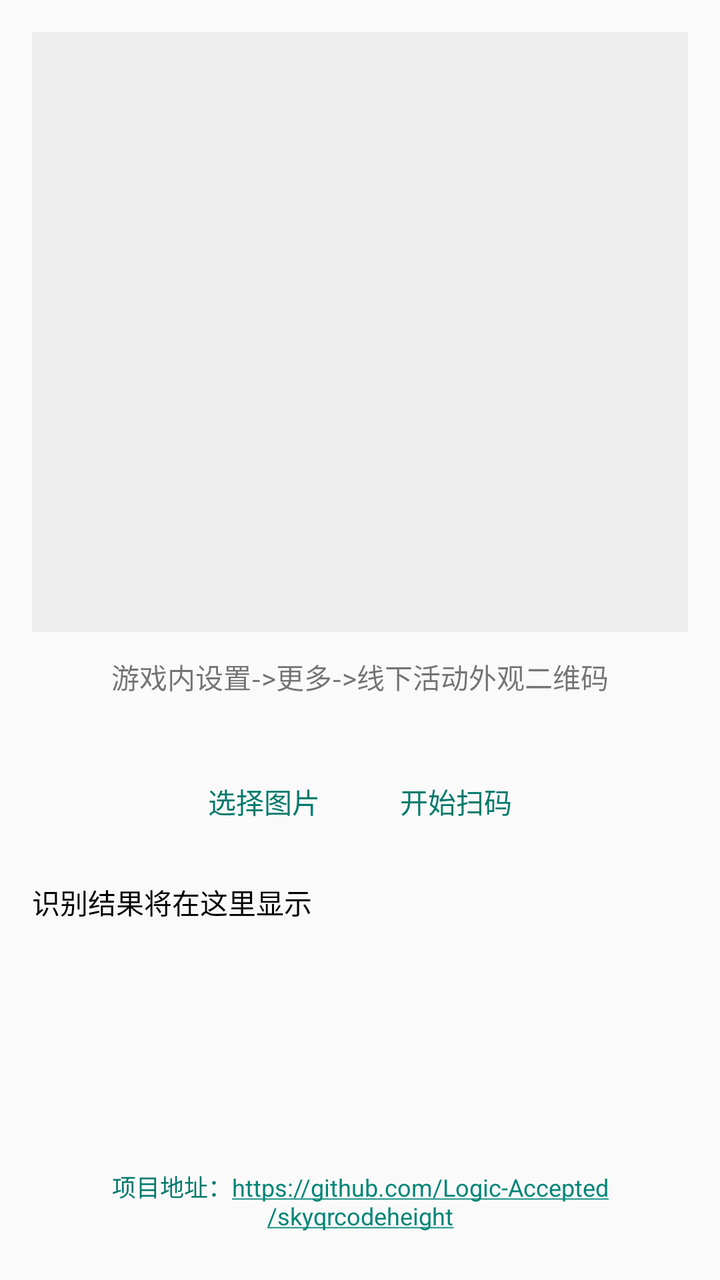
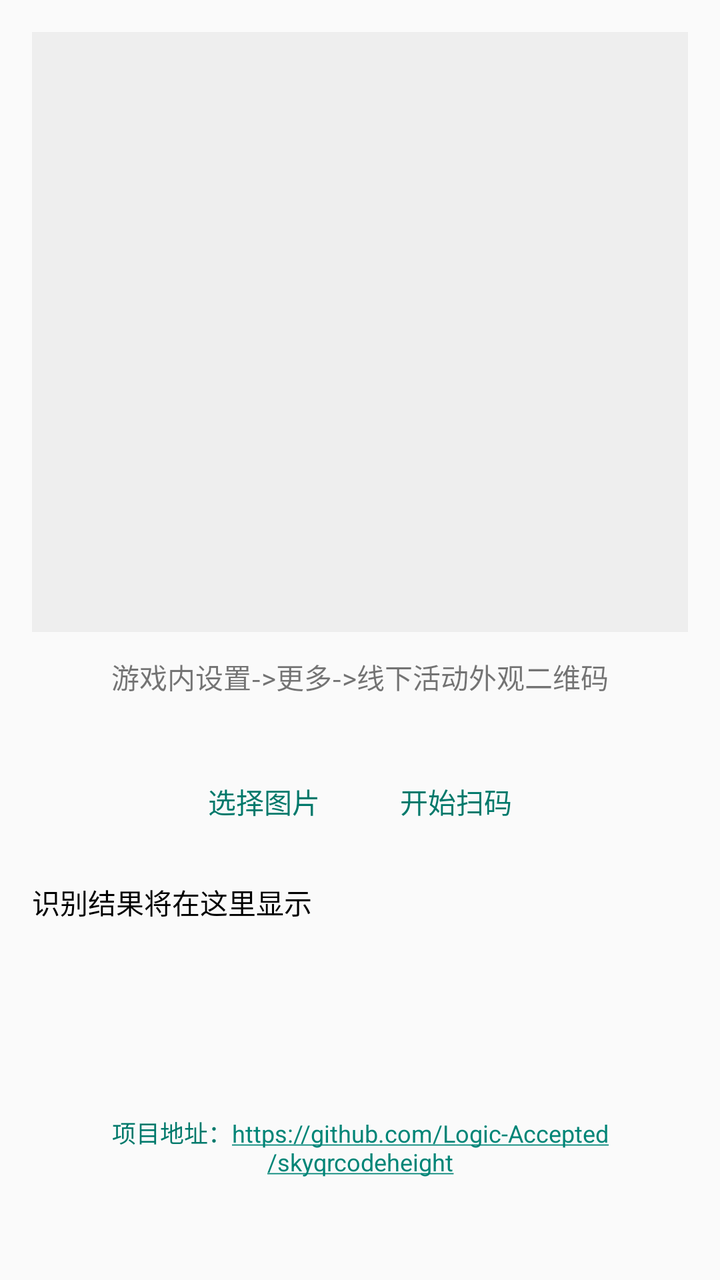

Two renders of the same Android screen: before a commit and after it. Below are the layout's source before the change and the commit's diff.
<!-- AndroidManifest.xml: application theme Theme.AppCompat.Light.NoActionBar -->
<!-- res/layout/activity_main.xml -->
<?xml version="1.0" encoding="utf-8"?>
<RelativeLayout xmlns:android="http://schemas.android.com/apk/res/android"
    xmlns:tools="http://schemas.android.com/tools"
    android:layout_width="match_parent"
    android:layout_height="match_parent"
    android:padding="16dp"
    tools:context=".MainActivity">

        <LinearLayout
            android:id="@+id/contentLayout"
            android:layout_width="match_parent"
            android:layout_height="match_parent"
            android:orientation="vertical"
            android:layout_above="@+id/footerText" >
        <ImageView
            android:id="@+id/imageView"
            android:layout_width="match_parent"
            android:layout_height="300dp"
            android:background="#EEE"
            android:contentDescription="@string/previewpic"
            android:scaleType="fitCenter" />

            <TextView
                android:id="@+id/middleText"
                android:layout_width="match_parent"
                android:layout_height="wrap_content"
                android:textSize="14sp"
                android:gravity="center"
                android:layout_marginTop="12dp"
                android:layout_marginBottom="12dp"
                android:text="@string/info" />

        <LinearLayout
            style="?android:attr/buttonBarStyle"
            android:layout_width="match_parent"
            android:layout_height="wrap_content"
            android:orientation="horizontal"
            android:gravity="center"
            android:layout_marginTop="16dp">


            <Button
                android:id="@+id/selectButton"
                style="?android:attr/buttonBarButtonStyle"
                android:layout_width="wrap_content"
                android:layout_height="wrap_content"
                android:text="@string/choosepic"
                android:textColor="#00796B" />

            <Button
                android:id="@+id/scanButton"
                style="?android:attr/buttonBarButtonStyle"
                android:layout_width="wrap_content"
                android:layout_height="wrap_content"
                android:layout_marginStart="16dp"
                android:text="@string/startscan"
                android:textColor="#00796B" />

        </LinearLayout>

            <ScrollView
                android:layout_width="match_parent"
                android:layout_height="0dp"
                android:layout_weight="1"
                android:layout_marginTop="16dp">

                <TextView
                    android:id="@+id/resultView"
                    android:layout_width="match_parent"
                    android:layout_height="wrap_content"
                    android:textSize="14sp"
                    android:textColor="#000000"
                    android:text="@string/resultarea" />

            </ScrollView>

    </LinearLayout>

    <TextView
        android:id="@+id/footerText"
        android:layout_width="match_parent"
        android:layout_height="wrap_content"
        android:layout_alignParentBottom="true"
        android:autoLink="web"
        android:gravity="center"
        android:linksClickable="true"
        android:paddingTop="8dp"
        android:paddingBottom="8dp"
        android:text="@string/repourl"
        android:textColor="#00796B"
        android:textSize="12sp" />
    </RelativeLayout>
<!-- resources referenced by this layout -->
<resources>
  <string name="choosepic">选择图片</string>
  <string name="info">游戏内设置-&gt;更多-&gt;线下活动外观二维码</string>
  <string name="previewpic">预览图像</string>
  <string name="repourl">项目地址：https://github.com/Logic-Accepted/skyqrcodeheight</string>
  <string name="resultarea">识别结果将在这里显示</string>
  <string name="startscan">开始扫码</string>
</resources>

<!-- the commit's change to res/layout/activity_main.xml (unified diff, before → after) -->
@@ -11,7 +11,7 @@
             android:layout_width="match_parent"
             android:layout_height="match_parent"
             android:orientation="vertical"
-            android:layout_above="@+id/footerText" >
+            android:layout_above="@+id/URLTextView" >
         <ImageView
             android:id="@+id/imageView"
             android:layout_width="match_parent"
@@ -76,8 +76,22 @@
 
     </LinearLayout>
 
+        <TextView
+            android:id="@+id/URLTextView"
+            android:layout_width="match_parent"
+            android:layout_height="wrap_content"
+            android:layout_alignParentBottom="true"
+            android:autoLink="web"
+            android:gravity="center"
+            android:linksClickable="true"
+            android:paddingTop="8dp"
+            android:paddingBottom="35dp"
+            android:text="@string/repourl"
+            android:textColor="#00796B"
+            android:textSize="12sp" />
+
     <TextView
-        android:id="@+id/footerText"
+        android:id="@+id/versionView"
         android:layout_width="match_parent"
         android:layout_height="wrap_content"
         android:layout_alignParentBottom="true"
@@ -85,8 +99,7 @@
         android:gravity="center"
         android:linksClickable="true"
         android:paddingTop="8dp"
-        android:paddingBottom="8dp"
-        android:text="@string/repourl"
-        android:textColor="#00796B"
+        android:paddingBottom="5dp"
         android:textSize="12sp" />
-    </RelativeLayout>
+
+</RelativeLayout>
